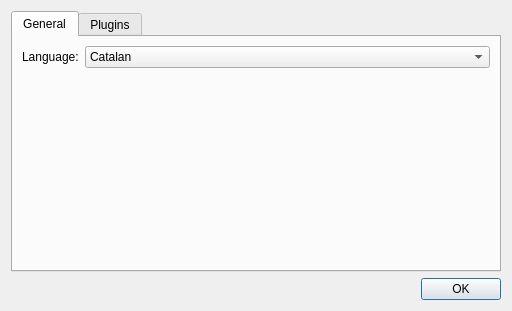
This is ui/designer/preferences.ui in arielvb/collector as Qt 5 draws it before an edit. The edited form follows.
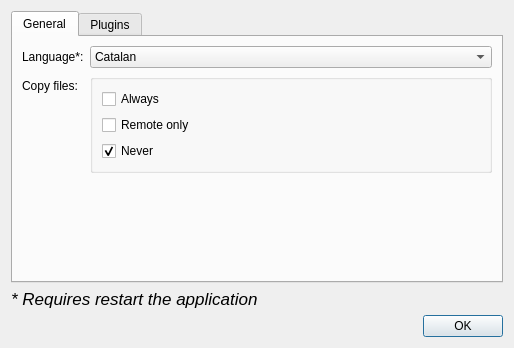
This is the edited form.

Commit message: Store language preference

The edit to the form file:
```diff
--- a/ui/designer/preferences.ui
+++ b/ui/designer/preferences.ui
@@ -6,8 +6,8 @@
    <rect>
     <x>0</x>
     <y>0</y>
-    <width>512</width>
-    <height>311</height>
+    <width>514</width>
+    <height>348</height>
    </rect>
   </property>
   <property name="windowTitle">
@@ -27,7 +27,7 @@
        <item row="1" column="0">
         <widget class="QLabel" name="label_2">
          <property name="text">
-          <string>Language:</string>
+          <string>Language*:</string>
          </property>
         </widget>
        </item>
@@ -50,6 +50,46 @@
          </item>
         </widget>
        </item>
+       <item row="2" column="0">
+        <widget class="QLabel" name="label_3">
+         <property name="text">
+          <string>Copy files:</string>
+         </property>
+        </widget>
+       </item>
+       <item row="2" column="1">
+        <widget class="QGroupBox" name="copygroup">
+         <property name="title">
+          <string/>
+         </property>
+         <layout class="QVBoxLayout" name="verticalLayout_5">
+          <item>
+           <widget class="QCheckBox" name="copy_always">
+            <property name="text">
+             <string>Always</string>
+            </property>
+           </widget>
+          </item>
+          <item>
+           <widget class="QCheckBox" name="copy_remote">
+            <property name="text">
+             <string>Remote only</string>
+            </property>
+           </widget>
+          </item>
+          <item>
+           <widget class="QCheckBox" name="copy_never">
+            <property name="text">
+             <string>Never</string>
+            </property>
+            <property name="checked">
+             <bool>true</bool>
+            </property>
+           </widget>
+          </item>
+         </layout>
+        </widget>
+       </item>
       </layout>
      </widget>
      <widget class="QWidget" name="tab_2">
@@ -161,6 +201,19 @@
      </widget>
     </widget>
    </item>
+   <item>
+    <widget class="QLabel" name="label_4">
+     <property name="font">
+      <font>
+       <pointsize>13</pointsize>
+       <italic>true</italic>
+      </font>
+     </property>
+     <property name="text">
+      <string>* Requires restart the application</string>
+     </property>
+    </widget>
+   </item>
    <item>
     <widget class="QDialogButtonBox" name="buttonBox">
      <property name="standardButtons">
```
Left out of the diff: 21 changed lines with no effect on the pictures. The commit also changes 1 other file.
